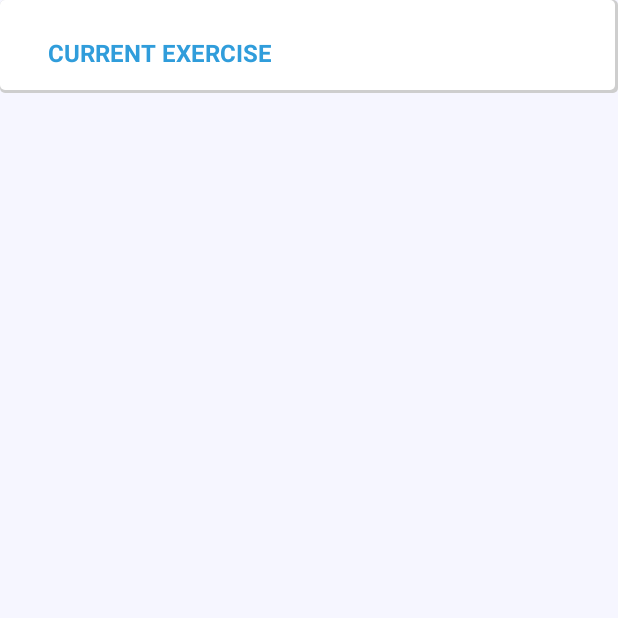
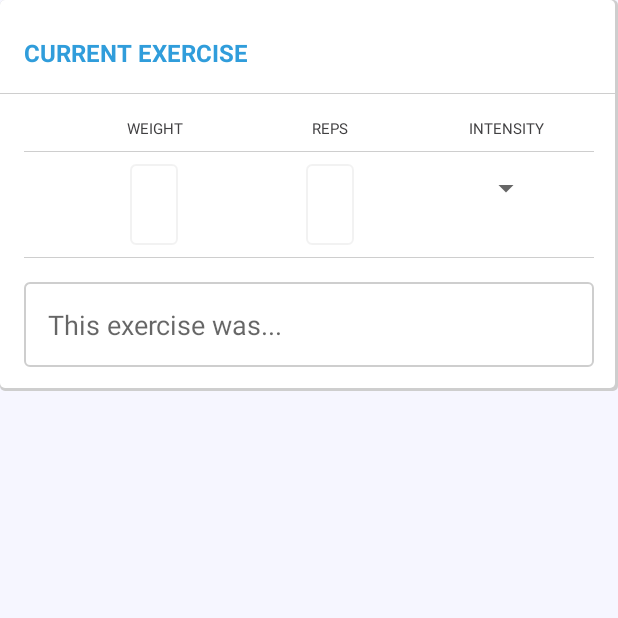
Before and after one commit to nickpiscopio/intencity-android, an Android app: the fragment CardFragmentExercise shown on its own in the app's theme, on a phone screen of 412 x 824 dp, the top half of it. Run offline under Robolectric (Android 15) with nearby library versions, the phone set to English and light mode, and no system bars; 1 statement that could not run was skipped.

Commit message:
Added the ability to add sets to the first exercise.

```diff
--- a/app/src/main/java/com/intencity/intencity/fragment/CardFragmentExercise.java
+++ b/app/src/main/java/com/intencity/intencity/fragment/CardFragmentExercise.java
@@ -5,10 +5,12 @@ import android.support.v4.app.Fragment;
 import android.view.LayoutInflater;
 import android.view.View;
 import android.view.ViewGroup;
+import android.widget.LinearLayout;
 import android.widget.TextView;
 
 import com.intencity.intencity.R;
 import com.intencity.intencity.util.Constant;
+import com.intencity.intencity.util.FragmentHandler;
 
 /**
  * The Fragment for the exercise.
@@ -35,6 +37,15 @@ public class CardFragmentExercise extends Fragment
             }
         }
 
+        LinearLayout linearLayout = (LinearLayout) view.findViewById(R.id.parent_layout_sets);
+
+        int id = R.id.parent_layout_sets + 1;
+
+        linearLayout.setId(id);
+
+        new FragmentHandler().pushFragment(getFragmentManager(), linearLayout.getId(),
+                                           new ExerciseSetFragment(), null, Constant.TAG_SET, false);
+
         return view;
     }
 }
--- a/app/src/main/java/com/intencity/intencity/fragment/CardFragmentNextExercise.java
+++ b/app/src/main/java/com/intencity/intencity/fragment/CardFragmentNextExercise.java
@@ -2,6 +2,7 @@ package com.intencity.intencity.fragment;
 
 import android.os.Bundle;
 import android.support.v4.app.Fragment;
+import android.support.v4.app.FragmentManager;
 import android.view.LayoutInflater;
 import android.view.View;
 import android.view.ViewGroup;
@@ -28,6 +29,8 @@ public class CardFragmentNextExercise extends Fragment
 
     private String nextExercise;
 
+    private FragmentHandler fragmentHandler;
+
     @Override
     public View onCreateView(LayoutInflater inflater, ViewGroup container, Bundle savedInstanceState)
     {
@@ -52,6 +55,8 @@ public class CardFragmentNextExercise extends Fragment
         TextView exerciseTitle = (TextView) view.findViewById(R.id.exercise);
         exerciseTitle.setText(nextExercise);
 
+        fragmentHandler = new FragmentHandler();
+
         return view;
     }
 
@@ -62,11 +67,16 @@ public class CardFragmentNextExercise extends Fragment
         {
             exercises.remove(FIRST_INDEX);
 
-            new FragmentHandler().pushFragment(CardFragmentNextExercise.this, R.id.layout_fitness_guru, new CardFragmentExercise(), getBundle(nextExercise), true);
+            FragmentManager manager = getFragmentManager();
+
+            fragmentHandler.pushFragment(manager, R.id.layout_fitness_guru,
+                                         new CardFragmentExercise(), getBundle(nextExercise), "", true);
 
             if (exercises.size() > 0)
             {
-                new FragmentHandler().pushFragment(CardFragmentNextExercise.this, R.id.layout_fitness_guru, new CardFragmentNextExercise(), getBundle(exercises), false);
+                fragmentHandler.pushFragment(manager, R.id.layout_fitness_guru,
+                                             new CardFragmentNextExercise(), getBundle(exercises),
+                                             "", false);
             }
 
         }
--- a/app/src/main/java/com/intencity/intencity/fragment/CardRoutineFragment.java
+++ b/app/src/main/java/com/intencity/intencity/fragment/CardRoutineFragment.java
@@ -165,8 +165,8 @@ public class CardRoutineFragment extends android.support.v4.app.Fragment
 
             Bundle bundle = new Bundle();
             bundle.putStringArrayList(Constant.BUNDLE_EXERCISE_LIST, exercises);
-            new FragmentHandler().pushFragment(CardRoutineFragment.this, R.id.layout_fitness_guru,
-                                               new CardFragmentNextExercise(), bundle, true);
+            new FragmentHandler().pushFragment(getFragmentManager(), R.id.layout_fitness_guru,
+                                               new CardFragmentNextExercise(), bundle, "", true);
         }
 
         @Override
--- /dev/null
+++ b/app/src/main/java/com/intencity/intencity/fragment/ExerciseSetFragment.java
@@ -0,0 +1,122 @@
+package com.intencity.intencity.fragment;
+
+import android.os.Bundle;
+import android.support.v4.app.Fragment;
+import android.support.v4.app.FragmentManager;
+import android.view.LayoutInflater;
+import android.view.View;
+import android.view.ViewGroup;
+import android.widget.AdapterView;
+import android.widget.EditText;
+import android.widget.LinearLayout;
+import android.widget.Spinner;
+import android.widget.TextView;
+
+import com.intencity.intencity.R;
+import com.intencity.intencity.util.Constant;
+import com.intencity.intencity.util.FragmentHandler;
+
+/**
+ * The Fragment for the exercise.
+ *
+ * Created by Nick Piscopio on 12/12/15.
+ */
+public class ExerciseSetFragment extends Fragment
+{
+    private final int ID_WEIGHT = R.id.edit_text_weight;
+    private final int ID_DURATION = R.id.edit_text_duration;
+    private final int ID_INTENSITY = R.id.spinner_intensity;
+    private final float ALPHA_TRANSPARENT = 0.25f;
+    private final float ALPHA_OPAQUE = 1f;
+
+    private FragmentHandler fragmentHandler;
+
+    private FragmentManager manager;
+
+    private LinearLayout layout;
+
+    private TextView set;
+
+    private int setNumber = 1;
+
+    @Override
+    public View onCreateView(LayoutInflater inflater, ViewGroup container, Bundle savedInstanceState)
+    {
+        View view = inflater.inflate(R.layout.fragment_exercise_set, container, false);
+
+        layout = (LinearLayout) view.findViewById(R.id.layout_set);
+        layout.setAlpha(ALPHA_TRANSPARENT);
+
+        set = (TextView) view.findViewById(R.id.text_view_set);
+        EditText weight = (EditText) view.findViewById(ID_WEIGHT);
+        EditText duration = (EditText) view.findViewById(ID_DURATION);
+        Spinner intensity = (Spinner) view.findViewById(ID_INTENSITY);
+
+        weight.setOnFocusChangeListener(clickListener);
+        duration.setOnFocusChangeListener(clickListener);
+        intensity.setOnItemSelectedListener(itemClickListener);
+
+        Bundle bundle = getArguments();
+
+        if (bundle != null)
+        {
+            setNumber = bundle.getInt(Constant.BUNDLE_SET_NUMBER);
+        }
+
+        fragmentHandler = new FragmentHandler();
+
+        manager = getFragmentManager();
+
+        return view;
+    }
+
+    private void addSet()
+    {
+        layout.setAlpha(ALPHA_OPAQUE);
+
+        int id = R.id.parent_layout_sets + setNumber;
+
+        set.setText(String.valueOf(setNumber));
+
+        Bundle bundle = new Bundle();
+        bundle.putInt(Constant.BUNDLE_SET_NUMBER, ++setNumber);
+
+        new FragmentHandler().pushFragment(getFragmentManager(), id, new ExerciseSetFragment(),
+                                           bundle, Constant.TAG_SET, false);
+    }
+
+    private View.OnFocusChangeListener clickListener = new View.OnFocusChangeListener()
+    {
+        @Override
+        public void onFocusChange(View v, boolean hasFocus)
+        {
+            if (hasFocus)
+            {
+                switch (v.getId())
+                {
+                    case ID_WEIGHT:
+                    case ID_DURATION:
+                    default:
+                        break;
+                }
+
+                addSet();
+            }
+        }
+    };
+
+    private AdapterView.OnItemSelectedListener itemClickListener = new AdapterView.OnItemSelectedListener()
+    {
+        @Override
+        public void onItemSelected(AdapterView<?> parent, View view, int position, long id)
+        {
+            addSet();
+        }
+
+        @Override
+        public void onNothingSelected(AdapterView<?> parent)
+        {
+            addSet();
+        }
+    };
+}
--- a/app/src/main/java/com/intencity/intencity/fragment/FitnessGuruFragment.java
+++ b/app/src/main/java/com/intencity/intencity/fragment/FitnessGuruFragment.java
@@ -21,7 +21,7 @@ public class FitnessGuruFragment extends android.support.v4.app.Fragment impleme
     {
         View view = inflater.inflate(R.layout.fragment_intencity_fitness_guru, container, false);
 
-        new FragmentHandler().pushFragment(this, R.id.layout_fitness_guru, new CardRoutineFragment(), null, false);
+        new FragmentHandler().pushFragment(getFragmentManager(), R.id.layout_fitness_guru, new CardRoutineFragment(), null, "", false);
 
         return view;
     }
--- a/app/src/main/java/com/intencity/intencity/util/Constant.java
+++ b/app/src/main/java/com/intencity/intencity/util/Constant.java
@@ -16,8 +16,11 @@ public class Constant
     public static final String USER_ACCOUNT_TYPE = "com.intencity.intencity.user.account.type";
 
     // Bundles
-    public static final String BUNDLE_EXERCISE = "com.intencity.intencity.exercise";
-    public static final String BUNDLE_EXERCISE_LIST = "com.intencity.intencity.exercise.list";
+    public static final String BUNDLE_SET_NUMBER = "com.intencity.intencity.bundle.set.number";
+    public static final String BUNDLE_EXERCISE = "com.intencity.intencity.bundle.exercise";
+    public static final String BUNDLE_EXERCISE_LIST = "com.intencity.intencity.bundle.exercise.list";
+
+    public static final String TAG_SET = "TAG_SET";
 
     // Service Endpoint
     private static final String ENDPOINT = "http://www.intencityapp.com/";
--- a/app/src/main/java/com/intencity/intencity/util/FragmentHandler.java
+++ b/app/src/main/java/com/intencity/intencity/util/FragmentHandler.java
@@ -10,23 +10,43 @@ import com.intencity.intencity.R;
 import java.util.List;
 
 /**
- * Created by nickpiscopio on 12/13/15.
+ * Handles the fragments for Intencity.
+ *
+ * Created by Nick Piscopio on 12/13/15.
  */
 public class FragmentHandler
 {
-    public void pushFragment(Fragment fragment, int parent, Fragment fragmentToAdd, Bundle bundle, boolean replace)
+    /**
+     * Animates a fragment to be visible on the screen.
+     *
+     * @param manager           The FragmentManager.
+     * @param parent            The parent to push the fragment to.
+     * @param fragmentToAdd     The fragment to add to the parent.
+     * @param bundle            The information to send to the next fragment.
+     * @param replace           Boolean on whether to replace the previous fragment.
+     */
+    public void pushFragment(FragmentManager manager, int parent, Fragment fragmentToAdd, Bundle bundle, String tag, boolean replace)
     {
-        FragmentManager fragmentManager = fragment.getFragmentManager();
-        FragmentTransaction transaction = fragmentManager.beginTransaction();
+        FragmentTransaction transaction = manager.beginTransaction();
         transaction.setCustomAnimations(R.anim.anim_slide_in_up, R.anim.anim_slide_out_up);
 
         if (replace)
         {
-            List<Fragment> fragments = fragmentManager.getFragments();
+            List<Fragment> fragments = manager.getFragments();
 
-            Fragment last = fragments.get(fragments.size() - 1);
+            int fragmentsSize = fragments.size() - 1;
 
-            transaction.remove(last);
+            for (int i = fragmentsSize; i > 0 ; i--)
+            {
+                if (!fragments.get(i).getTag().equals(Constant.TAG_SET))
+                {
+                    Fragment last = fragments.get(i);
+
+                    transaction.remove(last);
+
+                    break;
+                }
+            }
         }
 
         if (bundle != null)
@@ -34,7 +54,7 @@ public class FragmentHandler
             fragmentToAdd.setArguments(bundle);
         }
 
-        transaction.add(parent, fragmentToAdd);
+        transaction.add(parent, fragmentToAdd, tag);
         transaction.commit();
     }
 }
--- /dev/null
+++ b/app/src/main/res/drawable/edit_text_flat.xml
@@ -0,0 +1,10 @@
+<?xml version="1.0" encoding="utf-8"?>
+<shape xmlns:android="http://schemas.android.com/apk/res/android"
+    android:shape="rectangle">
+
+    <corners android:radius="@dimen/rounded_corner_radius" />
+
+    <stroke
+        android:width="1dp"
+        android:color="@color/shadow" />
+</shape>
--- a/app/src/main/res/layout/fragment_card_exercise.xml
+++ b/app/src/main/res/layout/fragment_card_exercise.xml
@@ -11,39 +11,81 @@
         android:layout_height="wrap_content"
         android:orientation="vertical">
 
+        <TextView
+            android:id="@+id/exercise"
+            android:layout_width="wrap_content"
+            android:layout_height="wrap_content"
+            android:text="CURRENT EXERCISE"
+            android:layout_marginTop="@dimen/layout_margin_half"
+            android:padding="@dimen/layout_margin"
+            android:textSize="@dimen/card_title_size"
+            android:textColor="@color/primary"
+            android:textStyle="bold"/>
+
+        <include layout="@layout/divider"/>
+
         <LinearLayout
             android:layout_width="match_parent"
             android:layout_height="wrap_content"
-            android:padding="@dimen/layout_margin"
-            android:orientation="horizontal">
-
-            <ImageView
-                android:layout_width="wrap_content"
-                android:layout_height="wrap_content"
-                android:src="@mipmap/tab_icon_fitness_guru"
-                android:paddingTop="@dimen/layout_margin_half"
-                android:paddingLeft="@dimen/layout_margin_half"
-                android:paddingRight="@dimen/layout_margin_half"
-                android:visibility="gone"/>
+            android:orientation="vertical"
+            android:padding="@dimen/layout_margin">
 
             <LinearLayout
                 android:layout_width="match_parent"
                 android:layout_height="wrap_content"
-                android:orientation="vertical">
+                android:orientation="horizontal"
+                android:paddingBottom="@dimen/layout_margin_half">
+
+                <View
+                    android:layout_width="0dp"
+                    android:layout_height="0dp"
+                    android:layout_weight="0.25"/>
 
                 <TextView
-                    android:id="@+id/exercise"
-                    android:layout_width="wrap_content"
+                    android:layout_width="0dp"
                     android:layout_height="wrap_content"
-                    android:text="CURRENT EXERCISE"
-                    android:layout_marginTop="@dimen/layout_margin_half"
-                    android:paddingLeft="@dimen/layout_margin"
-                    android:paddingRight="@dimen/layout_margin"
-                    android:textSize="@dimen/card_title_size"
-                    android:textColor="@color/primary"
-                    android:textStyle="bold"/>
+                    android:layout_weight="1"
+                    android:text="@string/title_weight"
+                    android:gravity="center"
+                    android:textSize="@dimen/card_title2_size"
+                    android:textColor="@color/secondary_dark"/>
+
+                <TextView
+                    android:layout_width="0dp"
+                    android:layout_height="wrap_content"
+                    android:layout_weight="1"
+                    android:text="@string/title_reps"
+                    android:gravity="center"
+                    android:textSize="@dimen/card_title2_size"
+                    android:textColor="@color/secondary_dark"/>
+
+                <TextView
+                    android:layout_width="0dp"
+                    android:layout_height="wrap_content"
+                    android:layout_weight="1"
+                    android:text="@string/title_intensity"
+                    android:gravity="center"
+                    android:textSize="@dimen/card_title2_size"
+                    android:textColor="@color/secondary_dark"/>
 
             </LinearLayout>
+
+            <LinearLayout
+                android:id="@+id/parent_layout_sets"
+                android:layout_width="wrap_content"
+                android:layout_height="wrap_content"
+                android:orientation="vertical" />
+
+            <include layout="@layout/divider"/>
+
+            <EditText
+                android:layout_width="match_parent"
+                android:layout_height="wrap_content"
+                android:hint="@string/note_hint"
+                android:textColor="@color/secondary_dark"
+                android:layout_marginTop="@dimen/layout_margin"
+                android:padding="@dimen/layout_margin"
+                android:background="@drawable/edit_text_flat"/>
 
         </LinearLayout>
 
--- /dev/null
+++ b/app/src/main/res/layout/fragment_exercise_set.xml
@@ -0,0 +1,79 @@
+<?xml version="1.0" encoding="utf-8"?>
+<LinearLayout
+    xmlns:android="http://schemas.android.com/apk/res/android"
+    android:layout_width="match_parent"
+    android:layout_height="wrap_content"
+    android:orientation="vertical">
+
+    <include layout="@layout/divider"/>
+
+    <LinearLayout
+        android:id="@+id/layout_set"
+        android:layout_width="match_parent"
+        android:layout_height="wrap_content"
+        android:paddingTop="@dimen/layout_margin_half"
+        android:paddingBottom="@dimen/layout_margin_half"
+        android:orientation="horizontal">
+
+        <TextView
+            android:id="@+id/text_view_set"
+            android:layout_width="0dp"
+            android:layout_height="wrap_content"
+            android:layout_weight="0.25"
+            android:gravity="center"
+            android:textSize="@dimen/card_title2_size"
+            android:textColor="@color/secondary_dark"/>
+
+        <RelativeLayout
+            android:layout_width="0dp"
+            android:layout_height="wrap_content"
+            android:layout_weight="1">
+
+            <EditText
+                android:id="@+id/edit_text_weight"
+                android:layout_width="wrap_content"
+                android:layout_height="wrap_content"
+                android:layout_centerInParent="true"
+                android:textSize="@dimen/card_title_size"
+                android:textColor="@color/secondary_dark"
+                android:padding="@dimen/layout_margin"
+                android:background="@drawable/edit_text_flat"/>
+
+        </RelativeLayout>
+
+        <RelativeLayout
+            android:layout_width="0dp"
+            android:layout_height="wrap_content"
+            android:layout_weight="1">
+
+            <EditText
+                android:id="@+id/edit_text_duration"
+                android:layout_width="wrap_content"
+                android:layout_height="wrap_content"
+                android:layout_centerInParent="true"
+                android:textSize="@dimen/card_title_size"
+                android:textColor="@color/secondary_dark"
+                android:padding="@dimen/layout_margin"
+                android:background="@drawable/edit_text_flat"/>
+
+        </RelativeLayout>
+
+        <RelativeLayout
+            android:layout_width="0dp"
+            android:layout_height="wrap_content"
+            android:layout_weight="1">
+
+            <Spinner
+                android:id="@+id/spinner_intensity"
+                android:layout_width="wrap_content"
+                android:layout_height="wrap_content"
+                android:layout_centerInParent="true"
+                android:textSize="@dimen/card_title2_size"
+                android:textColor="@color/secondary_dark"
+                android:padding="@dimen/layout_margin"/>
+
+        </RelativeLayout>
+
+    </LinearLayout>
+
+</LinearLayout>
--- a/app/src/main/res/values/dimens.xml
+++ b/app/src/main/res/values/dimens.xml
@@ -17,6 +17,7 @@
     <dimen name="divider_height">0.5dp</dimen>
 
     <dimen name="card_title_size">16sp</dimen>
+    <dimen name="card_title2_size">10sp</dimen>
     <dimen name="card_text_size">14sp</dimen>
 
     <!-- Needs to add up to @dimen/layout_margin-->
--- a/app/src/main/res/values/strings.xml
+++ b/app/src/main/res/values/strings.xml
@@ -15,7 +15,15 @@
     <string name="title_fitness_guru">Fitness Guru</string>
     <string name="title_menu">Menu</string>
 
-    <string name="title_routine">Select today\'s routine</string>
+    <!-- Routine Strings -->
+    <string name="title_routine">What routine would you like to do?</string>
+
+    <!-- Exercise Strings -->
+    <string name="title_weight">WEIGHT</string>
+    <string name="title_reps">REPS</string>
+    <string name="title_time">TIME</string>
+    <string name="title_intensity">INTENSITY</string>
+    <string name="note_hint">This exercise was...</string>
 
     <!-- Buttons -->
     <string name="start">START</string>
```
